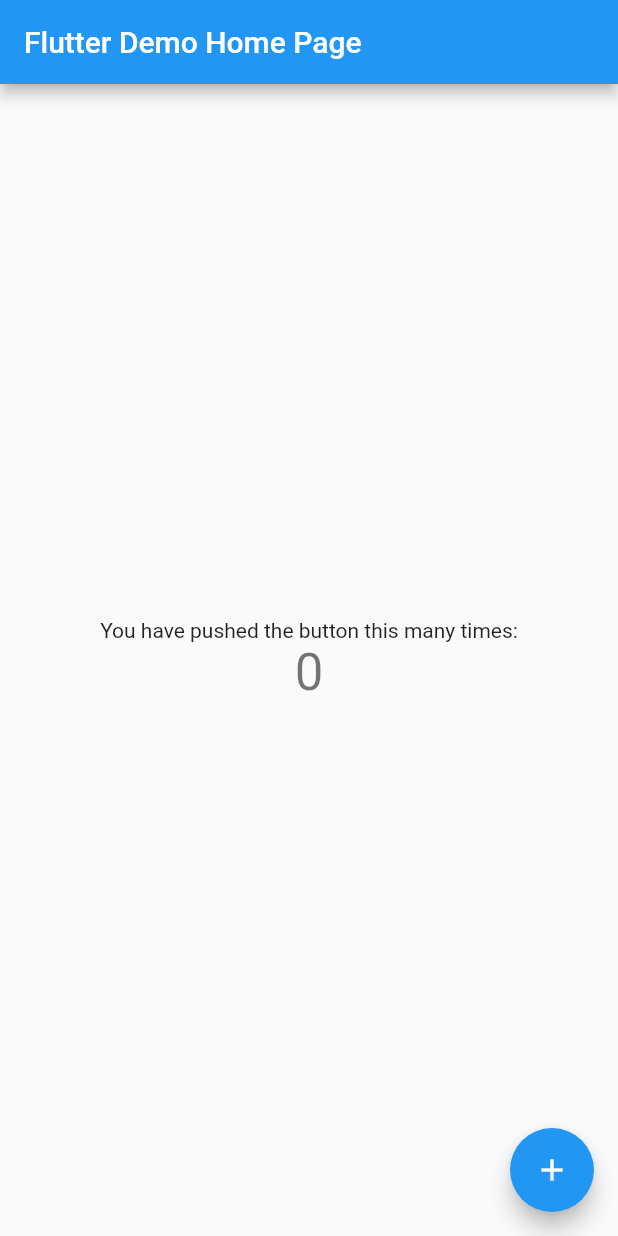
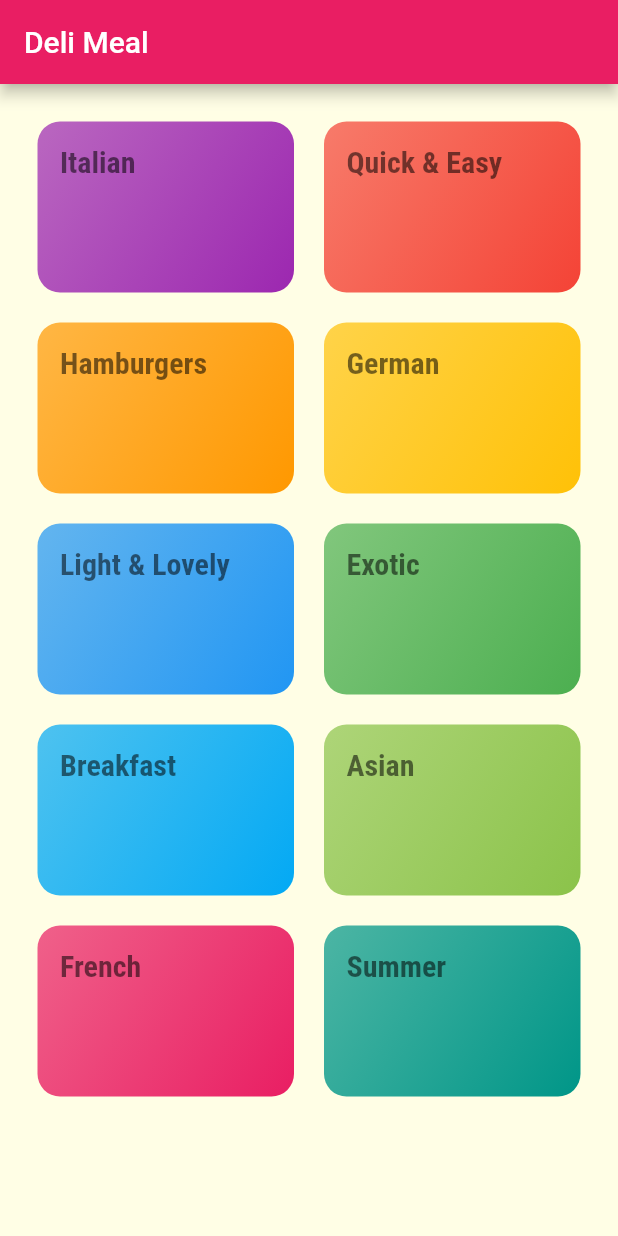
Before and after one commit to va-ji/Meal-App, a Flutter app: the screen it shows after launch, on a phone screen of 412 x 824 dp. Run offline on Flutter 3.47's test engine with Material 2 defaults, Android fonts, the phone set to English and light mode, and no system bars.

Commit message:
designing the menu screen cannot view menus yet

```diff
--- /dev/null
+++ b/lib/categories_screen.dart
@@ -0,0 +1,31 @@
+import 'package:flutter/material.dart';
+import './dummy_data.dart';
+import './category_item.dart';
+
+class CategoriesScreen extends StatelessWidget {
+  const CategoriesScreen({Key? key}) : super(key: key);
+
+  @override
+  Widget build(BuildContext context) {
+    return Scaffold(
+      appBar: AppBar(
+        title: const Text('Deli Meal'),
+      ),
+      body: GridView(
+        padding: const EdgeInsets.all(25.0),
+        children: DUMMY_CATEGORIES
+            .map((catItem) => CategoryItem(
+                  color: catItem.color,
+                  title: catItem.title,
+                ))
+            .toList(),
+        gridDelegate: const SliverGridDelegateWithMaxCrossAxisExtent(
+          maxCrossAxisExtent: 200,
+          childAspectRatio: 3 / 2,
+          crossAxisSpacing: 20,
+          mainAxisSpacing: 20,
+        ),
+      ),
+    );
+  }
+}
--- /dev/null
+++ b/lib/category_item.dart
@@ -0,0 +1,27 @@
+import 'package:flutter/material.dart';
+
+class CategoryItem extends StatelessWidget {
+  const CategoryItem({required this.color, required this.title});
+
+  final String title;
+  final Color color;
+
+  @override
+  Widget build(BuildContext context) {
+    return Container(
+      padding: const EdgeInsets.all(15),
+      child: Text(
+        title,
+        style: Theme.of(context).textTheme.headline1,
+      ),
+      decoration: BoxDecoration(
+        gradient: LinearGradient(
+          colors: [color.withOpacity(0.7), color],
+          begin: Alignment.topLeft,
+          end: Alignment.bottomRight,
+        ),
+        borderRadius: BorderRadius.circular(15),
+      ),
+    );
+  }
+}
--- /dev/null
+++ b/lib/dummy_data.dart
@@ -0,0 +1,57 @@
+
+import 'package:flutter/material.dart';
+
+import './models/category_model.dart';
+
+const DUMMY_CATEGORIES =  [
+  Category(
+    id: 'c1',
+    title: 'Italian',
+    color: Colors.purple,
+  ),
+  Category(
+    id: 'c2',
+    title: 'Quick & Easy',
+    color: Colors.red,
+  ),
+  Category(
+    id: 'c3',
+    title: 'Hamburgers',
+    color: Colors.orange,
+  ),
+  Category(
+    id: 'c4',
+    title: 'German',
+    color: Colors.amber,
+  ),
+  Category(
+    id: 'c5',
+    title: 'Light & Lovely',
+    color: Colors.blue,
+  ),
+  Category(
+    id: 'c6',
+    title: 'Exotic',
+    color: Colors.green,
+  ),
+  Category(
+    id: 'c7',
+    title: 'Breakfast',
+    color: Colors.lightBlue,
+  ),
+  Category(
+    id: 'c8',
+    title: 'Asian',
+    color: Colors.lightGreen,
+  ),
+  Category(
+    id: 'c9',
+    title: 'French',
+    color: Colors.pink,
+  ),
+  Category(
+    id: 'c10',
+    title: 'Summer',
+    color: Colors.teal,
+  ),
+];
--- a/lib/main.dart
+++ b/lib/main.dart
@@ -1,4 +1,6 @@
 import 'package:flutter/material.dart';
+
+import 'categories_screen.dart';
 
 void main() {
   runApp(const MyApp());
@@ -11,105 +13,26 @@ class MyApp extends StatelessWidget {
   @override
   Widget build(BuildContext context) {
     return MaterialApp(
-      title: 'Flutter Demo',
+      title: 'Deli Meals',
       theme: ThemeData(
-        // This is the theme of your application.
-        //
-        // Try running your application with "flutter run". You'll see the
-        // application has a blue toolbar. Then, without quitting the app, try
-        // changing the primarySwatch below to Colors.green and then invoke
-        // "hot reload" (press "r" in the console where you ran "flutter run",
-        // or simply save your changes to "hot reload" in a Flutter IDE).
-        // Notice that the counter didn't reset back to zero; the application
-        // is not restarted.
-        primarySwatch: Colors.blue,
+        canvasColor: const Color.fromRGBO(255, 254, 229, 1),
+        colorScheme: ColorScheme.fromSwatch(primarySwatch: Colors.pink)
+            .copyWith(secondary: Colors.amber),
+        fontFamily: 'Raleway',
+        textTheme: ThemeData.light().textTheme.copyWith(
+            bodyText1: const TextStyle(
+              color: Color.fromRGBO(20, 51, 51, 1),
+            ),
+            bodyText2: const TextStyle(
+              color: Color.fromRGBO(20, 51, 51, 1),
+            ),
+            headline1: const TextStyle(
+              fontSize: 20,
+              fontFamily: 'RobotoCondensed',
+              fontWeight: FontWeight.bold,
+            )),
       ),
-      home: const MyHomePage(title: 'Flutter Demo Home Page'),
+      home: const CategoriesScreen(),
     );
   }
 }
-
-class MyHomePage extends StatefulWidget {
-  const MyHomePage({Key? key, required this.title}) : super(key: key);
-
-  // This widget is the home page of your application. It is stateful, meaning
-  // that it has a State object (defined below) that contains fields that affect
-  // how it looks.
-
-  // This class is the configuration for the state. It holds the values (in this
-  // case the title) provided by the parent (in this case the App widget) and
-  // used by the build method of the State. Fields in a Widget subclass are
-  // always marked "final".
-
-  final String title;
-
-  @override
-  State<MyHomePage> createState() => _MyHomePageState();
-}
-
-class _MyHomePageState extends State<MyHomePage> {
-  int _counter = 0;
-
-  void _incrementCounter() {
-    setState(() {
-      // This call to setState tells the Flutter framework that something has
-      // changed in this State, which causes it to rerun the build method below
-      // so that the display can reflect the updated values. If we changed
-      // _counter without calling setState(), then the build method would not be
-      // called again, and so nothing would appear to happen.
-      _counter++;
-    });
-  }
-
-  @override
-  Widget build(BuildContext context) {
-    // This method is rerun every time setState is called, for instance as done
-    // by the _incrementCounter method above.
-    //
-    // The Flutter framework has been optimized to make rerunning build methods
-    // fast, so that you can just rebuild anything that needs updating rather
-    // than having to individually change instances of widgets.
-    return Scaffold(
-      appBar: AppBar(
-        // Here we take the value from the MyHomePage object that was created by
-        // the App.build method, and use it to set our appbar title.
-        title: Text(widget.title),
-      ),
-      body: Center(
-        // Center is a layout widget. It takes a single child and positions it
-        // in the middle of the parent.
-        child: Column(
-          // Column is also a layout widget. It takes a list of children and
-          // arranges them vertically. By default, it sizes itself to fit its
-          // children horizontally, and tries to be as tall as its parent.
-          //
-          // Invoke "debug painting" (press "p" in the console, choose the
-          // "Toggle Debug Paint" action from the Flutter Inspector in Android
-          // Studio, or the "Toggle Debug Paint" command in Visual Studio Code)
-          // to see the wireframe for each widget.
-          //
-          // Column has various properties to control how it sizes itself and
-          // how it positions its children. Here we use mainAxisAlignment to
-          // center the children vertically; the main axis here is the vertical
-          // axis because Columns are vertical (the cross axis would be
-          // horizontal).
-          mainAxisAlignment: MainAxisAlignment.center,
-          children: <Widget>[
-            const Text(
-              'You have pushed the button this many times:',
-            ),
-            Text(
-              '$_counter',
-              style: Theme.of(context).textTheme.headline4,
-            ),
-          ],
-        ),
-      ),
-      floatingActionButton: FloatingActionButton(
-        onPressed: _incrementCounter,
-        tooltip: 'Increment',
-        child: const Icon(Icons.add),
-      ), // This trailing comma makes auto-formatting nicer for build methods.
-    );
-  }
-}
--- /dev/null
+++ b/lib/models/category_model.dart
@@ -0,0 +1,12 @@
+import 'package:flutter/material.dart';
+
+class Category {
+  final String id;
+  final String title;
+  final Color color;
+  const Category({
+    this.color = Colors.blue,
+    required this.id,
+    required this.title,
+  });
+}
```
Also changed, not shown: pubspec.yaml (+18 -11 lines), assets/fonts/Raleway-Black.ttf (added), assets/fonts/Raleway-Bold.ttf (added), assets/fonts/Raleway-Regular.ttf (added), assets/fonts/RobotoCondensed-Bold.ttf (added), assets/fonts/RobotoCondensed-Italic.ttf (added), assets/fonts/RobotoCondensed-Light.ttf (added), assets/fonts/RobotoCondensed-Regular.ttf (added), pubspec.lock.
